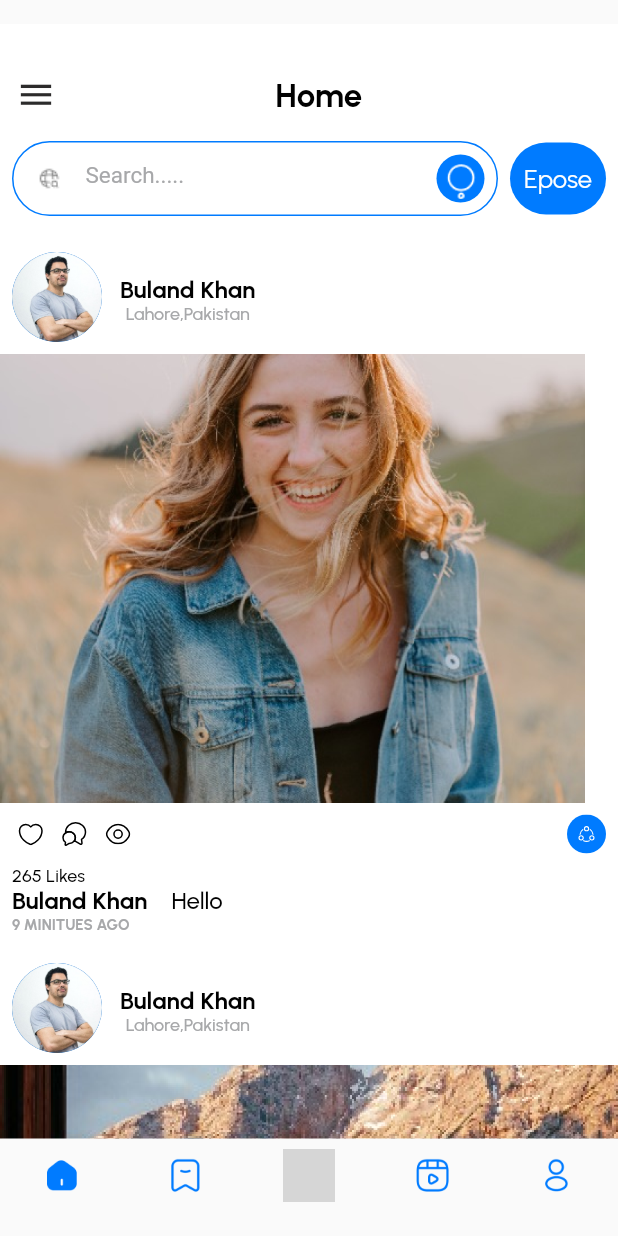
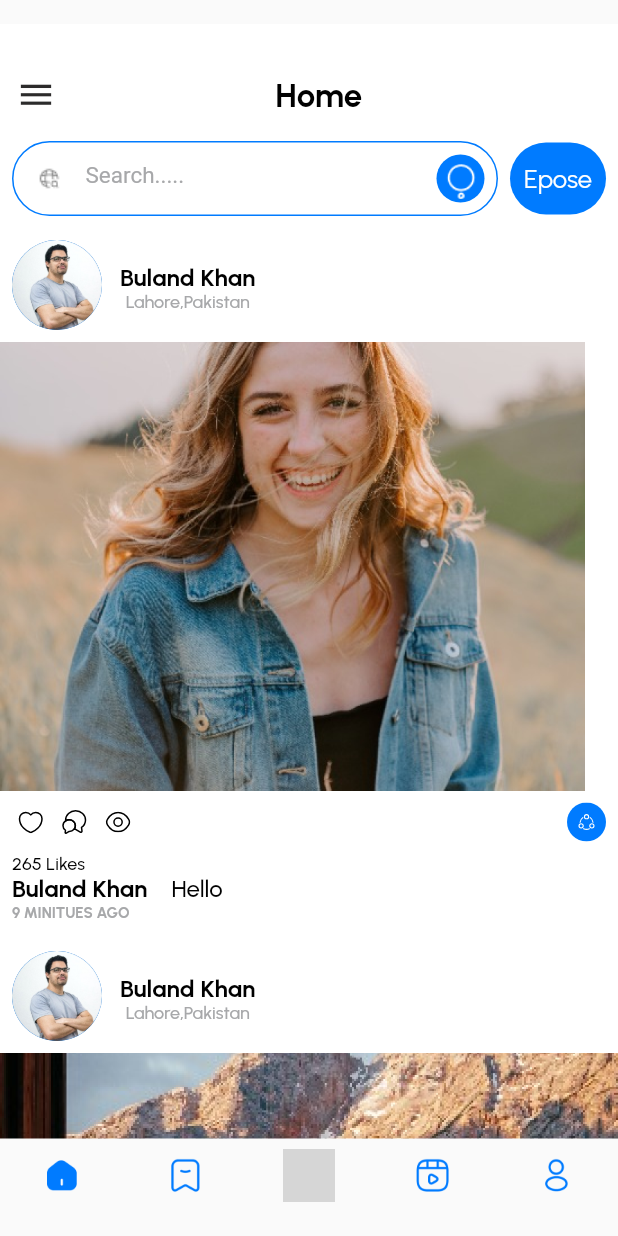
Before and after one commit to hamzamalikbucket/esm, a Flutter app: the BottomNavigationBarScreen screen opened by its route, on a phone screen of 412 x 824 dp. Run offline on Flutter 3.47's test engine with Material 2 defaults, Android fonts, the phone set to English and light mode, and no system bars; drawn by our look-alikes of flutter_slider_drawer; our stand-ins replace flutter_svg, google_fonts, pinput; project files that could hold a hidden picture were left out; grey boxes are pictures that could not be loaded.

Commit message:
updated commits

```diff
--- a/lib/modules/Screens/dashboard/bottom_nav_bar.dart
+++ b/lib/modules/Screens/dashboard/bottom_nav_bar.dart
@@ -4,7 +4,7 @@ import 'package:flutter/foundation.dart';
 import 'package:flutter/material.dart';
 import 'package:flutter_slider_drawer/flutter_slider_drawer.dart';
 
-import 'Event/event_screen.dart';
+import 'home/event_screen.dart';
 import 'home/home_screen.dart';
 
 class BottomNavigationBarScreen extends StatefulWidget {
--- a/lib/modules/Screens/dashboard/home/home_screen.dart
+++ b/lib/modules/Screens/dashboard/home/home_screen.dart
@@ -110,7 +110,6 @@ class _HomeScreenState extends State<HomeScreen> {
             const SizeBoxWidth8(),
           ],
         ),
-        const SizeBoxHeight8(),
         Expanded(
           child: ListView.builder(
             padding: EdgeInsets.zero,
```
Also changed, not shown: lib/modules/Screens/dashboard/home/event_screen.dart (renamed from lib/modules/Screens/dashboard/Event/event_screen.dart).
